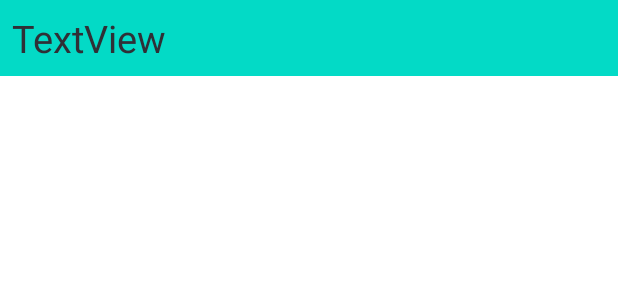
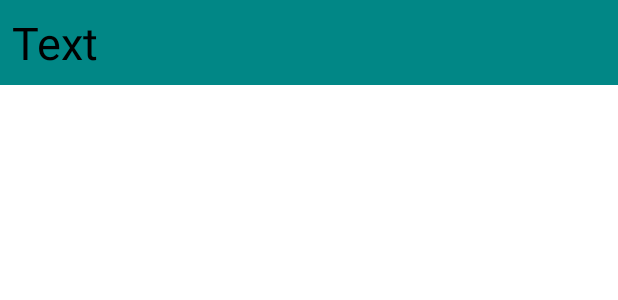
Before and after one commit to pdstu25/Stuard_Assignment4, an Android app: the layout item_view.xml on its own in the app's theme, with its tools: preview values and no code run, on a phone screen of 412 x 824 dp. Shown: the top 300 px of the screen. Run offline under Robolectric (Android 15) with nearby library versions, the phone set to English and light mode, and no system bars.

Commit message:
Fixed item_view xml error, Added queries, Added functionality to add item and onBackPress. App Crashes when adding second item.

```diff
--- a/app/src/main/res/layout/item_view.xml
+++ b/app/src/main/res/layout/item_view.xml
@@ -1,20 +1,12 @@
 <?xml version="1.0" encoding="utf-8"?>
-<androidx.constraintlayout.widget.ConstraintLayout xmlns:android="http://schemas.android.com/apk/res/android"
-    xmlns:app="http://schemas.android.com/apk/res-auto"
-    xmlns:tools="http://schemas.android.com/tools"
+<TextView xmlns:android="http://schemas.android.com/apk/res/android"
+    android:id="@+id/item_textview"
     android:layout_width="match_parent"
-    android:layout_height="match_parent">
+    android:layout_height="wrap_content"
+    android:background="@color/teal_700"
+    android:padding="8dp"
+    android:text="Text"
+    android:textColor="#000"
+    android:textSize="30sp">
 
-    <TextView
-        android:id="@+id/item_textView"
-        android:layout_width="0dp"
-        android:layout_height="wrap_content"
-        android:background="@color/design_default_color_secondary"
-        android:padding="8dp"
-        android:text="TextView"
-        android:textColor="@color/material_dynamic_neutral20"
-        android:textSize="25sp"
-        app:layout_constraintEnd_toEndOf="parent"
-        app:layout_constraintStart_toStartOf="parent"
-        app:layout_constraintTop_toTopOf="parent" />
-</androidx.constraintlayout.widget.ConstraintLayout>
+</TextView>
```
Also changed, not shown: app/src/main/java/com/example/stuard_assignment4/MainActivity.kt (+10 -6 lines), app/src/main/java/com/example/stuard_assignment4/NoteActivity.kt (+91 -0 lines).
